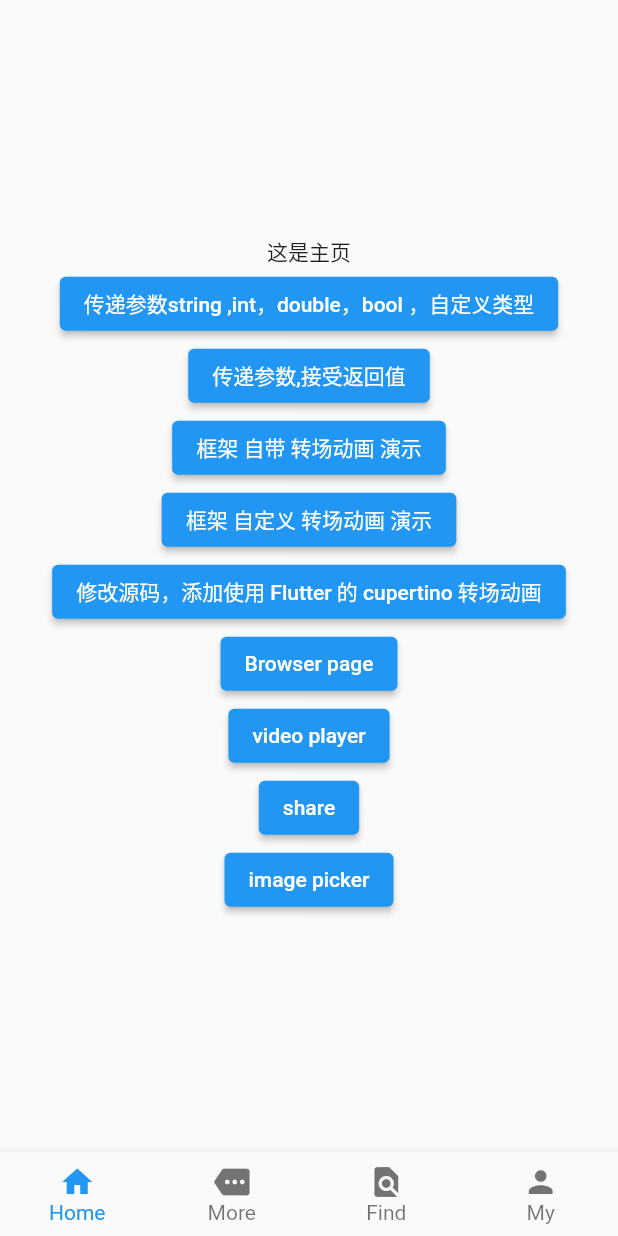
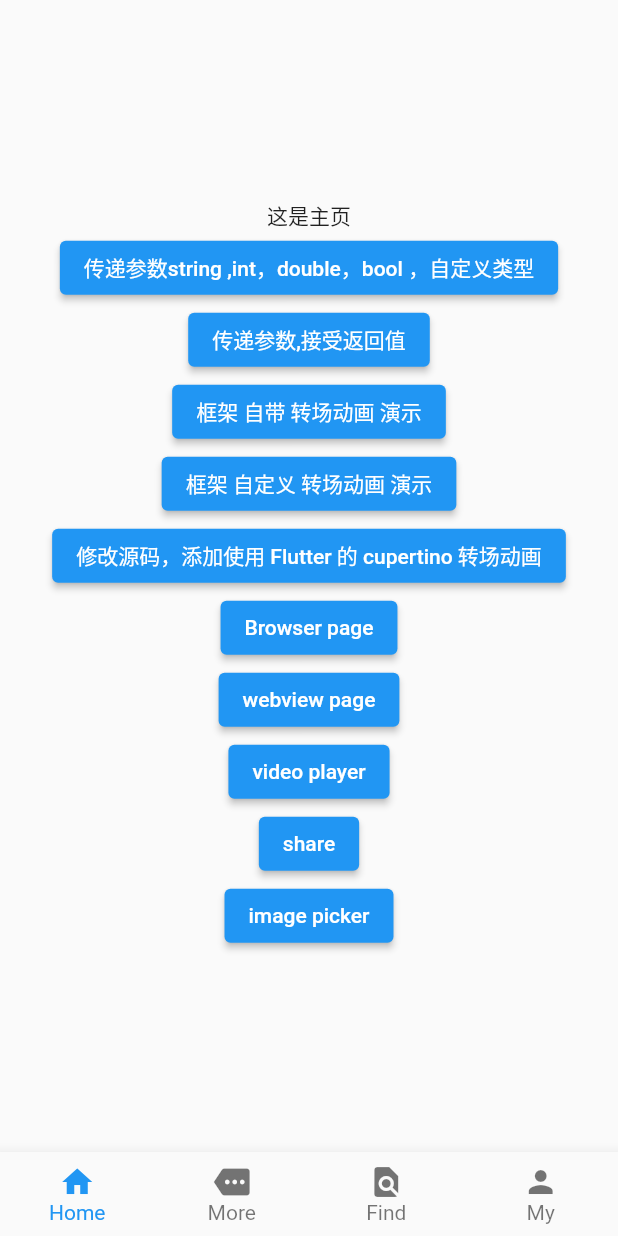
Before and after one commit to 1111mp/flutter_app, a Flutter app: the screen it shows after launch, on a phone screen of 412 x 824 dp. Run offline on Flutter 3.47's test engine with Material 2 defaults, Android fonts, the light colour scheme and no system bars; our stand-ins replace cookie_jar, dio, dio_cookie_manager, fluro, image_picker, share and 2 more; missing offline and left inert: auto_orientation, common_utils, flutter_inappwebview, screen.

Commit message:
feat: 测试webview的离线资源加载
Signed-off-by: 1111mp <say_1mp@163.com>

```diff
--- a/lib/common/views/browser.dart
+++ b/lib/common/views/browser.dart
@@ -40,7 +40,8 @@ class _WebViewExampleState extends State<WebViewExample> {
       ),
       // We're using a Builder here so we have a context that is below the Scaffold
       // to allow calling Scaffold.of(context) so we can show a snackbar.
-      body: Builder(builder: (BuildContext context) {
+      body: Builder(
+        builder: (BuildContext context) {
           return WebView(
             initialUrl: 'https://flutter.dev',
             javascriptMode: JavascriptMode.unrestricted,
@@ -68,7 +69,8 @@ class _WebViewExampleState extends State<WebViewExample> {
             },
             gestureNavigationEnabled: true,
           );
-      }),
+        },
+      ),
       floatingActionButton: favoriteButton(),
     );
   }
--- a/lib/pages/home.dart
+++ b/lib/pages/home.dart
@@ -106,6 +106,12 @@ class _HomePageState extends State<HomePage>
               },
             ),
             ElevatedButton(
+              child: Text('webview page'),
+              onPressed: () {
+                NavigatorUtil.goPage(context, '/webview');
+              },
+            ),
+            ElevatedButton(
               child: Text('video player'),
               onPressed: () {
                 NavigatorUtil.goPage(context, '/video');
--- a/lib/router/routes.dart
+++ b/lib/router/routes.dart
@@ -7,6 +7,7 @@ class Routes {
   static String root = "/";
   static String app = "/app";
   static String browser = "/browser";
+  static String webview = "/webview";
   static String video = "/video";
   static String share = "/share";
   static String imagePicker = "/image_picker";
@@ -27,6 +28,7 @@ class Routes {
     router.define(root, handler: splashHandler);
     router.define(app, handler: appHandle);
     router.define(browser, handler: browserHandle);
+    router.define(webview, handler: webviewHandle);
     router.define(share, handler: shareHandle);
     router.define(imagePicker, handler: imagePickerHandle);
     router.define(video, handler: videoHandle);
--- a/pubspec.yaml
+++ b/pubspec.yaml
@@ -29,6 +29,7 @@ dependencies:
   path_provider: ^2.0.1
   fluro: ^2.0.3
   webview_flutter: ^2.0.2
+  flutter_inappwebview: ^5.1.0+4
   video_player: ^2.0.2
   auto_orientation: ^1.0.6
   screen: ^0.0.5
```
Also changed, not shown: lib/common/views/webview.dart (added, +41 -0 lines), lib/router/route_handlers.dart (+7 -0 lines), pubspec.lock, 2 other files. Lines whose indentation alone changed are shown as unchanged.
